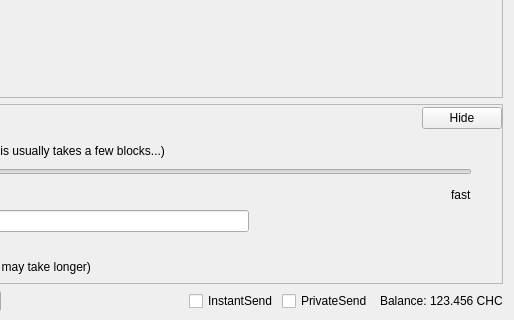
The window that src/qt/forms/sendcoinsdialog.ui (mabtcoin/chaincoin) describes before a commit, drawn with Qt 5; both pictures show x 336 to 850 and y 269 to 589 of the 850 by 589 pixel window.
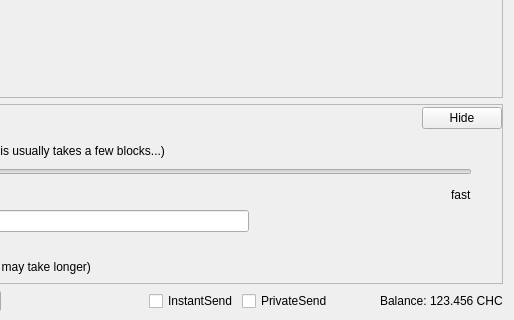
The same window after the commit. Custom widgets are drawn as their Qt base class.

Commit message: Added a spacer between »Balance« and »Private Send«.

What changed in the file:
```diff
--- a/src/qt/forms/sendcoinsdialog.ui
+++ b/src/qt/forms/sendcoinsdialog.ui
@@ -1318,6 +1318,22 @@
          </property>
         </widget>
        </item>
+       <item>
+        <spacer name="horizontalSpacer_7">
+         <property name="orientation">
+          <enum>Qt::Horizontal</enum>
+         </property>
+         <property name="sizeType">
+          <enum>QSizePolicy::Fixed</enum>
+         </property>
+         <property name="sizeHint" stdset="0">
+          <size>
+           <width>40</width>
+           <height>20</height>
+          </size>
+         </property>
+        </spacer>
+       </item>
        <item>
         <widget class="QLabel" name="label">
          <property name="text">
```
